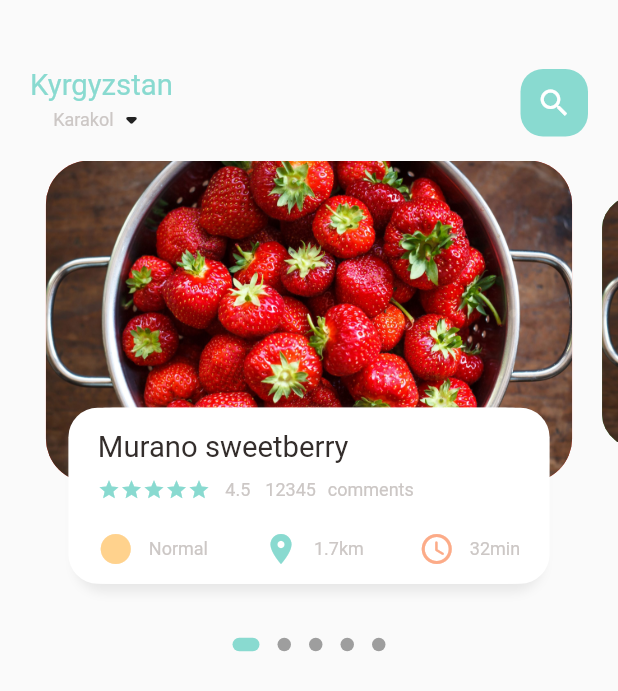
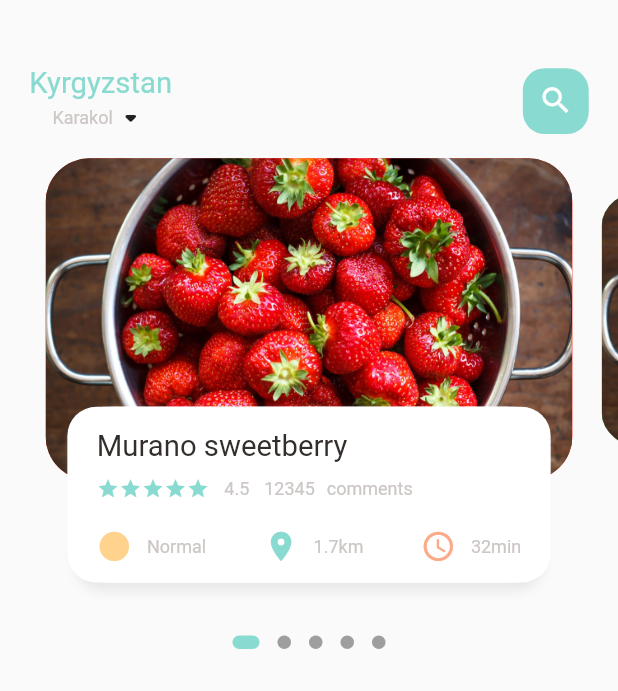
Before and after one commit to ErmekBakyt/food_app_mobile, a Flutter app: the screen it shows after launch, on a phone screen of 412 x 824 dp. Shown: the top 691 px of the screen. Run offline on Flutter 3.47's test engine with Material 2 defaults, Android fonts, the phone set to English and light mode, and no system bars; drawn by our look-alikes of dots_indicator; our stand-ins replace get.

Commit message:
responsive settings

```diff
--- a/lib/home/food_page_body.dart
+++ b/lib/home/food_page_body.dart
@@ -93,7 +93,8 @@ class _FoodPageBodyState extends State<FoodPageBody> {
         children: [
           Container(
             height: Dimensions.pageViewContainer,
-            margin: EdgeInsets.only(left: 10, right: 10),
+            margin: EdgeInsets.only(
+                left: Dimensions.width10, right: Dimensions.width10),
             decoration: BoxDecoration(
                 borderRadius: BorderRadius.circular(Dimensions.radius30),
                 color: index.isEven ? Colors.red : Colors.green,
@@ -105,7 +106,10 @@ class _FoodPageBodyState extends State<FoodPageBody> {
             alignment: Alignment.bottomCenter,
             child: Container(
               height: Dimensions.pageViewTextContainer,
-              margin: EdgeInsets.only(left: 30, right: 30, bottom: 30),
+              margin: EdgeInsets.only(
+                  left: Dimensions.width30,
+                  right: Dimensions.width30,
+                  bottom: Dimensions.height30),
               decoration: BoxDecoration(
                 borderRadius: BorderRadius.circular(Dimensions.radius20),
                 color: Colors.white,
--- a/lib/home/main_food_page.dart
+++ b/lib/home/main_food_page.dart
@@ -1,6 +1,7 @@
 import 'package:flutter/material.dart';
 import 'package:food_delivery/home/food_page_body.dart';
 import 'package:food_delivery/utils/colors.dart';
+import 'package:food_delivery/utils/dimensions.dart';
 import 'package:food_delivery/widgets/big_text.dart';
 import 'package:food_delivery/widgets/small_text.dart';
 
@@ -19,14 +20,19 @@ class _MainFoodPageState extends State<MainFoodPage> {
       children: [
         Container(
           child: Container(
-              margin: EdgeInsets.only(top: 45, bottom: 15),
-              padding: EdgeInsets.only(right: 20, left: 20),
+            margin: EdgeInsets.only(
+                top: Dimensions.height45, bottom: Dimensions.height15),
+            padding: EdgeInsets.only(
+                right: Dimensions.width20, left: Dimensions.width20),
             child: Row(
               mainAxisAlignment: MainAxisAlignment.spaceBetween,
               children: [
                 Column(
                   children: [
-                      BigText(text: "Kyrgyzstan", color: AppColors.mainColor,),
+                    BigText(
+                      text: "Kyrgyzstan",
+                      color: AppColors.mainColor,
+                    ),
                     Row(
                       children: [
                         SmallText(text: "Karakol"),
@@ -37,13 +43,17 @@ class _MainFoodPageState extends State<MainFoodPage> {
                 ),
                 Center(
                   child: Container(
-                      width: 45,
-                      height: 45,
+                    width: Dimensions.width45,
+                    height: Dimensions.height45,
                     decoration: BoxDecoration(
-                          borderRadius: BorderRadius.circular(15),
-                          color: AppColors.mainColor
+                        borderRadius:
+                            BorderRadius.circular(Dimensions.radius15),
+                        color: AppColors.mainColor),
+                    child: Icon(
+                      Icons.search,
+                      color: Colors.white,
+                      size: Dimensions.iconSize24,
                     ),
-                      child: Icon(Icons.search, color: Colors.white,),
                   ),
                 )
               ],
@@ -52,7 +62,6 @@ class _MainFoodPageState extends State<MainFoodPage> {
         ),
         FoodPageBody(),
       ],
-      )
-    );
+    ));
   }
 }
--- a/lib/utils/dimensions.dart
+++ b/lib/utils/dimensions.dart
@@ -11,8 +11,20 @@ class Dimensions {
   static double height10 = screenHeight / 84.4;
   static double height15 = screenHeight / 56.27;
   static double height20 = screenHeight / 42.2;
+  static double height30 = screenHeight / 28.13;
+  static double height45 = screenHeight / 18.76;
+
+  static double width10 = screenHeight / 84.4;
+  static double width15 = screenHeight / 56.27;
+  static double width20 = screenHeight / 42.2;
+  static double width30 = screenHeight / 28.13;
+  static double width45 = screenHeight / 18.76;
 
   static double font20 = screenHeight / 42.2;
+
+  static double radius15 = screenHeight / 56.27;
   static double radius20 = screenHeight / 42.2;
   static double radius30 = screenHeight / 28.13;
+
+  static double iconSize24 = screenHeight / 35.17;
 }
--- a/lib/widgets/icon_and_icon_widget.dart
+++ b/lib/widgets/icon_and_icon_widget.dart
@@ -1,4 +1,5 @@
 import 'package:flutter/cupertino.dart';
+import 'package:food_delivery/utils/dimensions.dart';
 import 'package:food_delivery/widgets/small_text.dart';
 
 class IconAndTextWidget extends StatelessWidget {
@@ -20,6 +21,7 @@ class IconAndTextWidget extends StatelessWidget {
         Icon(
           icon,
           color: iconColor,
+          size: Dimensions.iconSize24,
         ),
         SizedBox(
           width: 10,
```
Lines whose indentation alone changed are shown as unchanged.
